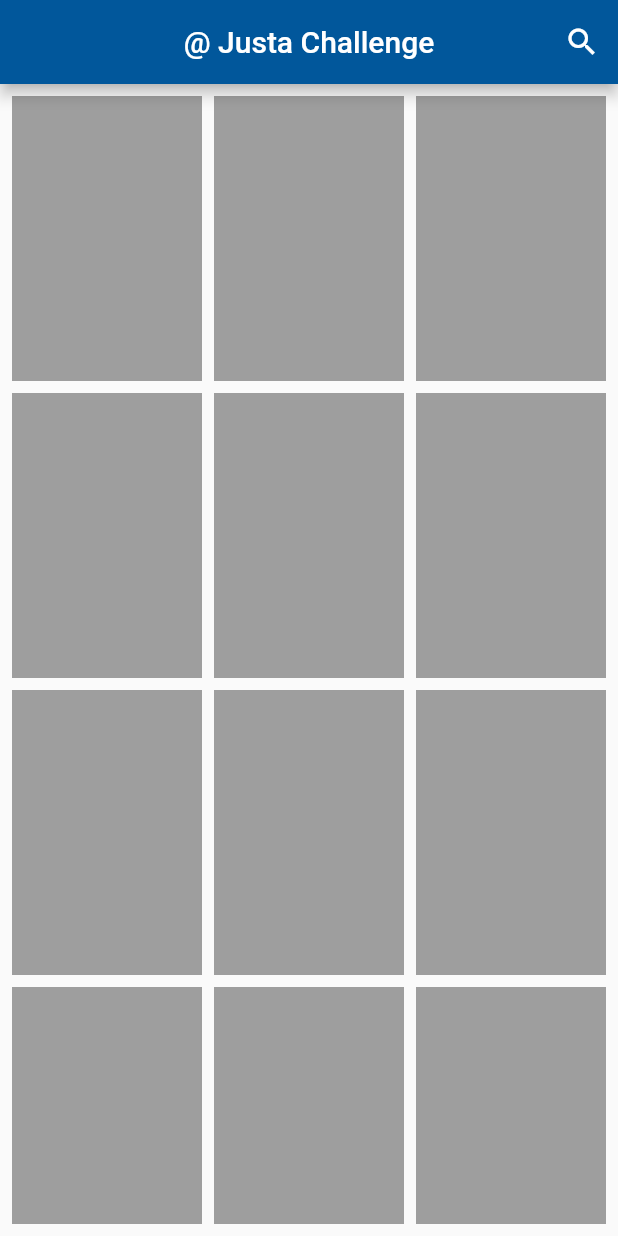
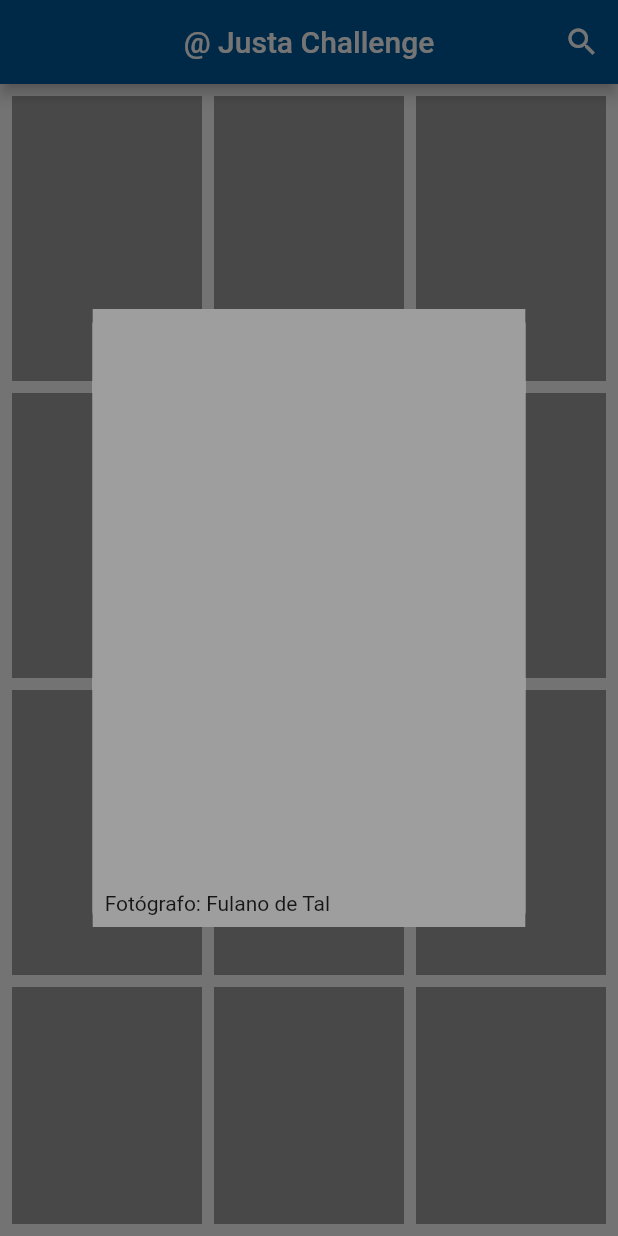
Before and after one commit to ailtoncunhasilva/api_pexels, a Flutter app: the screen it shows after launch, after a tap on the "search" icon, on a phone screen of 412 x 824 dp. Run offline on Flutter 3.47's test engine with Material 2 defaults, Android fonts, the light colour scheme and no system bars; network calls fail.

Commit message:
implements detail UI

```diff
--- a/lib/app/screens/base_screen.dart
+++ b/lib/app/screens/base_screen.dart
@@ -1,7 +1,6 @@
-import 'dart:convert';
-
 import 'package:flutter/material.dart';
 import 'package:http/http.dart' as http;
+import 'package:justa_challenge/app/screens/showdialog_details.dart';
 
 class BaseScreen extends StatefulWidget {
   @override
@@ -46,7 +45,9 @@ class _BaseScreenState extends State<BaseScreen> {
 
   Widget _buildIconSearch() {
     return IconButton(
-      onPressed: () {},
+      onPressed: () {
+        showDialog(context: context, builder: (_) => ShowDialogDetails());
+      },
       icon: Icon(Icons.search),
     );
   }
@@ -64,7 +65,14 @@ class _BaseScreenState extends State<BaseScreen> {
             childAspectRatio: 2 / 3,
           ),
           itemBuilder: (context, builder) {
-            return Container(color: Colors.grey);
+            return Container(
+              color: Colors.grey,
+              child: InkWell(
+                onTap: (){
+                  showDialog(context: context, builder: (_) => ShowDialogDetails());
+                },
+              ),
+            );
           },
         ),
       ),
--- /dev/null
+++ b/lib/app/screens/showdialog_details.dart
@@ -0,0 +1,30 @@
+import 'package:flutter/material.dart';
+
+class ShowDialogDetails extends StatelessWidget {
+  @override
+  Widget build(BuildContext context) {
+    return Center(
+      child: Material(
+        type: MaterialType.transparency,
+        child: Container(
+          height: MediaQuery.of(context).size.height * 0.5,
+          width: MediaQuery.of(context).size.width * 0.7,
+          decoration: BoxDecoration(
+            borderRadius: BorderRadius.circular(10),
+            color: Colors.white,
+          ),
+          child: Stack(
+            children: [
+              Container(color: Colors.grey),
+              Positioned(
+                left: 8.0,
+                bottom: 8.0,
+                child: Text('Fotógrafo: ' + 'Fulano de Tal'),
+              ),
+            ],
+          ),
+        ),
+      ),
+    );
+  }
+}
```
